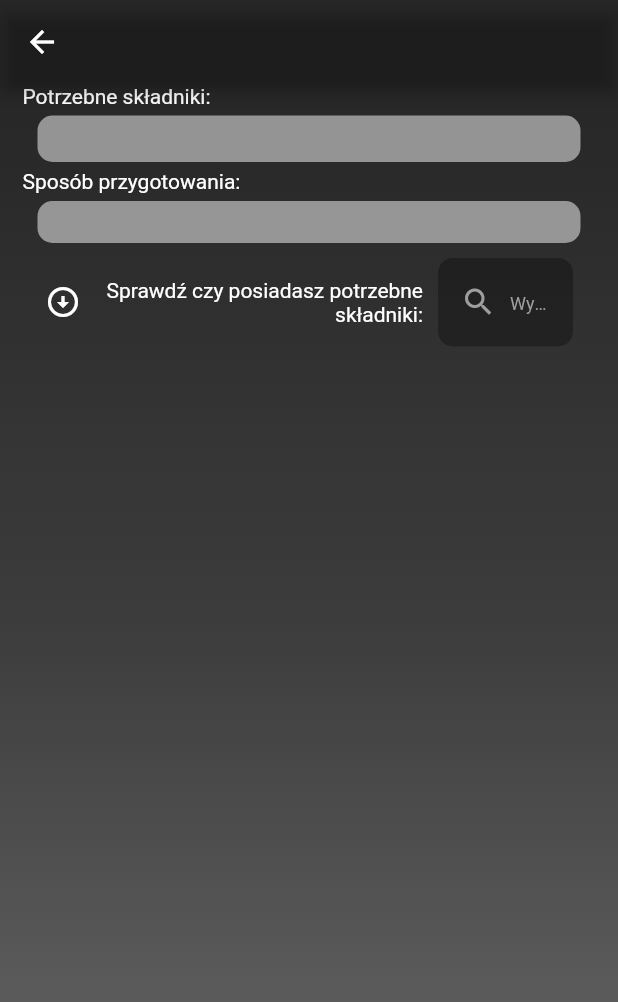
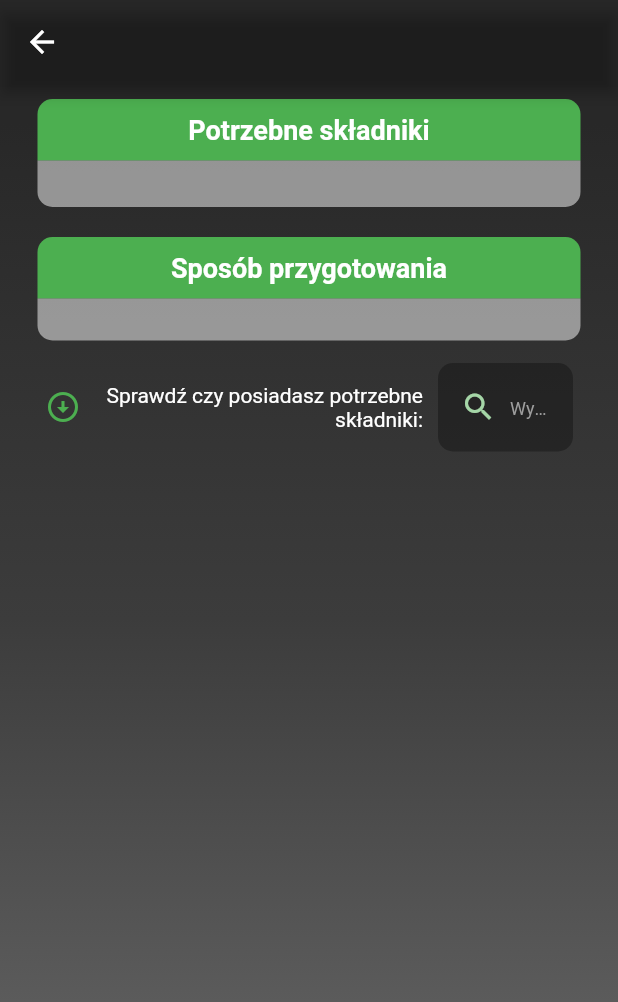
Before and after one commit to sebastiangirsza/ShopListApp, a Flutter app: the RecipeDatails screen opened directly with empty values, on a phone screen of 412 x 824 dp. Shown: the top 1002 px of the screen. Run offline on Flutter 3.47's test engine with Material 2 defaults, Android fonts, the phone set to English and light mode, and no system bars; our stand-ins replace bloc, cloud_firestore, firebase_auth, firebase_core, flutter_bloc, google_fonts and 1 more; accounts and stored records are empty.

Commit message:
Change view in recipe details

```diff
--- a/lib/app/home/pages/recipes/pages/recipe_details/recipe_details.dart
+++ b/lib/app/home/pages/recipes/pages/recipe_details/recipe_details.dart
@@ -52,13 +52,32 @@ class _RecipeDatailsState extends State<RecipeDatails> {
           padding: const EdgeInsets.symmetric(horizontal: 15),
           child: ListView(
             children: [
-              const Text('Potrzebne składniki:'),
+              Container(
+                decoration: const BoxDecoration(
+                  borderRadius: BorderRadius.only(
+                      topLeft: Radius.circular(10),
+                      topRight: Radius.circular(10)),
+                  color: Colors.green,
+                ),
+                margin: const EdgeInsets.only(left: 10, right: 10, top: 10),
+                padding:
+                    const EdgeInsets.symmetric(horizontal: 25, vertical: 10),
+                child: const Center(
+                  child: Text('Potrzebne składniki',
+                      style: TextStyle(
+                          color: Colors.white,
+                          fontSize: 18,
+                          fontWeight: FontWeight.bold)),
+                ),
+              ),
               Container(
                 decoration: BoxDecoration(
-                  borderRadius: const BorderRadius.all(Radius.circular(10)),
+                  borderRadius: const BorderRadius.only(
+                      bottomLeft: Radius.circular(10),
+                      bottomRight: Radius.circular(10)),
                   color: Colors.white.withOpacity(0.5),
                 ),
-                margin: const EdgeInsets.symmetric(horizontal: 10, vertical: 5),
+                margin: const EdgeInsets.only(left: 10, right: 10, bottom: 10),
                 padding:
                     const EdgeInsets.symmetric(horizontal: 25, vertical: 5),
                 child: Text(widget.recipesModel.recipesProductName,
@@ -67,13 +86,32 @@ class _RecipeDatailsState extends State<RecipeDatails> {
                         fontSize: 18,
                         fontWeight: FontWeight.bold)),
               ),
-              const Text('Sposób przygotowania:'),
+              Container(
+                decoration: const BoxDecoration(
+                  borderRadius: BorderRadius.only(
+                      topLeft: Radius.circular(10),
+                      topRight: Radius.circular(10)),
+                  color: Colors.green,
+                ),
+                margin: const EdgeInsets.only(left: 10, right: 10, top: 10),
+                padding:
+                    const EdgeInsets.symmetric(horizontal: 25, vertical: 10),
+                child: const Center(
+                  child: Text('Sposób przygotowania',
+                      style: TextStyle(
+                          color: Colors.white,
+                          fontSize: 18,
+                          fontWeight: FontWeight.bold)),
+                ),
+              ),
               Container(
                 decoration: BoxDecoration(
-                  borderRadius: const BorderRadius.all(Radius.circular(10)),
+                  borderRadius: const BorderRadius.only(
+                      bottomLeft: Radius.circular(10),
+                      bottomRight: Radius.circular(10)),
                   color: Colors.white.withOpacity(0.5),
                 ),
-                margin: const EdgeInsets.symmetric(horizontal: 10, vertical: 5),
+                margin: const EdgeInsets.only(left: 10, right: 10, bottom: 10),
                 padding:
                     const EdgeInsets.symmetric(horizontal: 15, vertical: 5),
                 child: Text(widget.recipesModel.recipesMakeing,
@@ -89,7 +127,10 @@ class _RecipeDatailsState extends State<RecipeDatails> {
                 child: Row(
                   mainAxisAlignment: MainAxisAlignment.end,
                   children: [
-                    const Icon(Icons.arrow_circle_down_outlined),
+                    const Icon(
+                      Icons.arrow_circle_down_outlined,
+                      color: Colors.green,
+                    ),
                     Flexible(
                       flex: 1,
                       child: Row(
@@ -120,9 +161,9 @@ class _RecipeDatailsState extends State<RecipeDatails> {
                                   prefixIcon: Container(
                                     padding: const EdgeInsets.all(15),
                                     width: 18,
-                                    child: const Icon(
+                                    child: Icon(
                                       Icons.search,
-                                      color: Colors.grey,
+                                      color: Colors.green.shade200,
                                     ),
                                   )),
                               onChanged: (value) {
```
